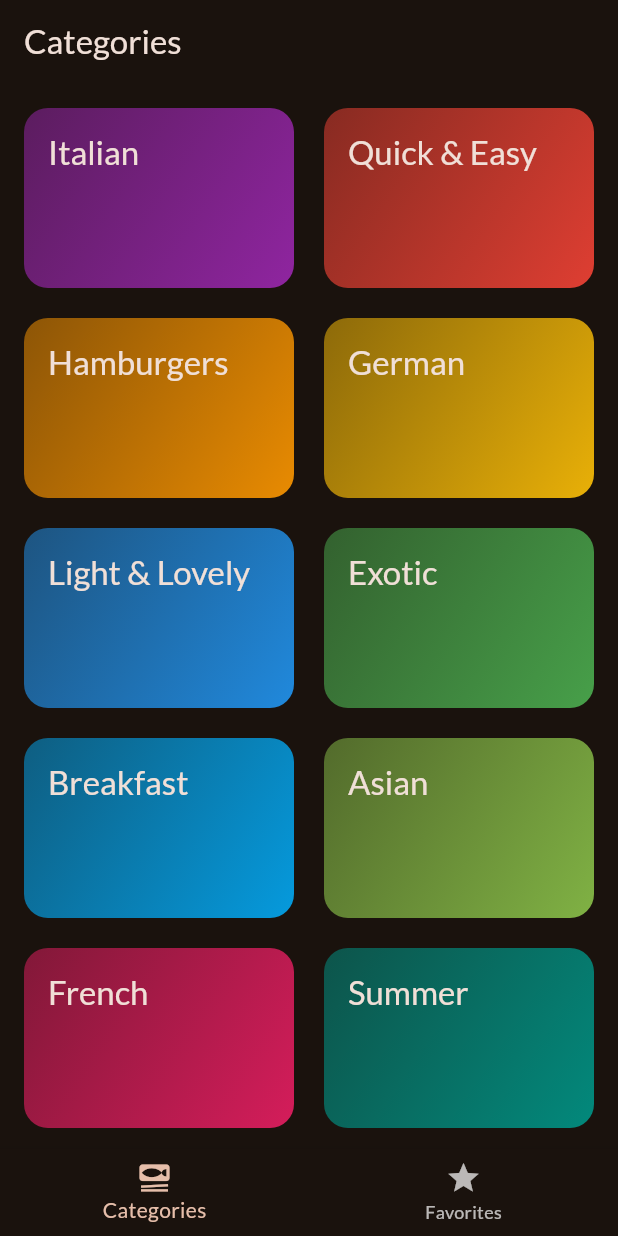
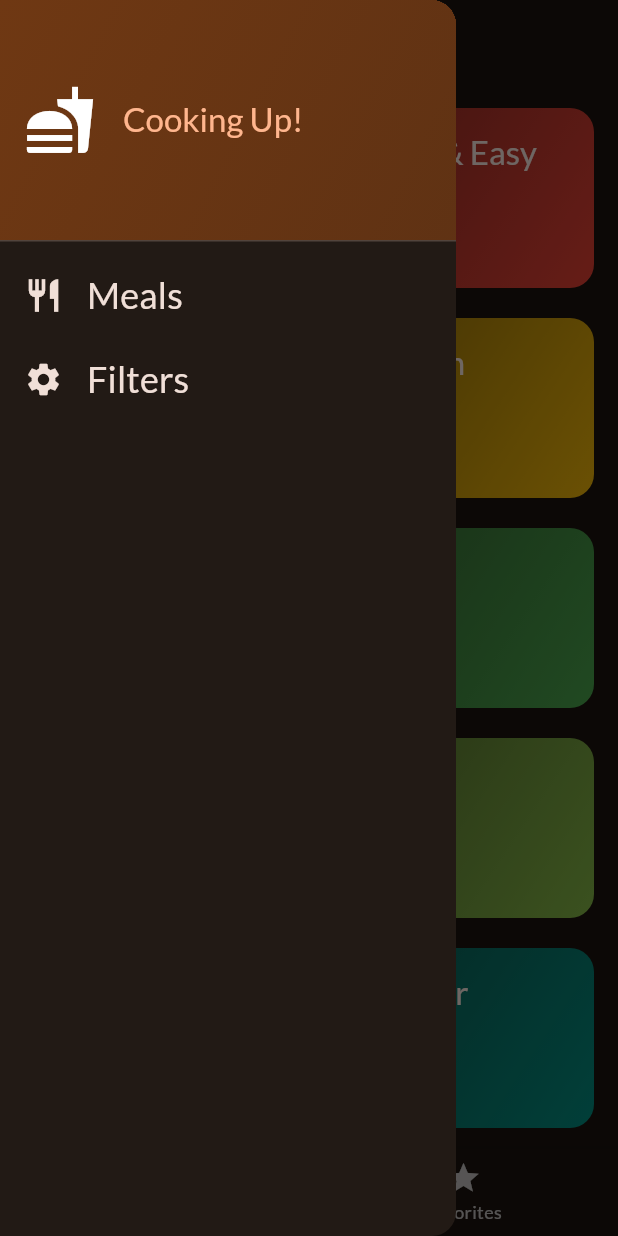
Before and after one commit to rajafawady/meals_app, a Flutter app: the screen it shows after launch, with the side drawer open (before the commit the screen has no drawer), on a phone screen of 412 x 824 dp. Run offline on Flutter 3.47's test engine with Material 3 defaults, Android fonts, the phone set to English and light mode, and no system bars; our stand-ins replace google_fonts, transparent_image.

Commit message:
added drawer

```diff
--- a/lib/screens/categories.dart
+++ b/lib/screens/categories.dart
@@ -6,12 +6,15 @@ import 'package:meals_app/screens/meals.dart';
 import 'package:meals_app/widgets/category_grid_item.dart';
 
 class CategoriesScreen extends StatelessWidget {
-  const CategoriesScreen({super.key, required this.onToggleFavoriteMeal});
-
+  const CategoriesScreen(
+      {super.key,
+      required this.onToggleFavoriteMeal,
+      required this.availableMeals});
+  final List<Meal> availableMeals;
   final void Function(Meal meal) onToggleFavoriteMeal;
 
   void _selectCategory(BuildContext context, Category category) {
-    final filteredMeals = dummyMeals
+    final filteredMeals = availableMeals
         .where((meal) => meal.categories.contains(category.id))
         .toList();
     Navigator.push(
--- a/lib/screens/tabs.dart
+++ b/lib/screens/tabs.dart
@@ -1,7 +1,17 @@
 import 'package:flutter/material.dart';
+import 'package:meals_app/data/dummy_data.dart';
 import 'package:meals_app/models/meal.dart';
 import 'package:meals_app/screens/categories.dart';
+import 'package:meals_app/screens/filters.dart';
 import 'package:meals_app/screens/meals.dart';
+import 'package:meals_app/widgets/main_drawer.dart';
+
+const kInitialFilters = {
+  Filter.glutenFree: false,
+  Filter.lactoseFree: false,
+  Filter.vegetarian: false,
+  Filter.vegan: false,
+};
 
 class TabsScreen extends StatefulWidget {
   const TabsScreen({super.key});
@@ -14,6 +24,7 @@ class TabsScreen extends StatefulWidget {
 class _TabsScreen extends State<TabsScreen> {
   int _selectedPageIndex = 0;
   final List<Meal> _favoriteMeals = [];
+  Map<Filter, bool> _selectedFilters = kInitialFilters;
 
   void _showInfoMessage(String message) {
     ScaffoldMessenger.of(context).clearSnackBars();
@@ -42,10 +53,43 @@ class _TabsScreen extends State<TabsScreen> {
     });
   }
 
+  void _selectScreen(String identifier) async {
+    Navigator.of(context).pop();
+
+    if (identifier == 'filters') {
+      final result =
+          await Navigator.of(context).push<Map<Filter, bool>>(MaterialPageRoute(
+              builder: (ctx) => FiltersScreen(
+                    currentFilters: _selectedFilters,
+                  )));
+      setState(() {
+        _selectedFilters = result ?? kInitialFilters;
+      });
+    } else {
+      Navigator.of(context).pop();
+    }
+  }
+
   @override
   Widget build(BuildContext context) {
+    final availableMeals = dummyMeals.where((meal) {
+      if (_selectedFilters[Filter.glutenFree]! && !meal.isGlutenFree) {
+        return false;
+      }
+      if (_selectedFilters[Filter.lactoseFree]! && !meal.isLactoseFree) {
+        return false;
+      }
+      if (_selectedFilters[Filter.vegetarian]! && !meal.isVegetarian) {
+        return false;
+      }
+      if (_selectedFilters[Filter.vegan]! && !meal.isVegan) {
+        return false;
+      }
+      return true;
+    }).toList();
     Widget activePage = CategoriesScreen(
       onToggleFavoriteMeal: _toggleFavoriteMeal,
+      availableMeals: availableMeals,
     );
     var activePageTitle = 'Categories';
 
@@ -58,6 +102,7 @@ class _TabsScreen extends State<TabsScreen> {
       appBar: AppBar(
         title: Text(activePageTitle),
       ),
+      drawer: MainDrawer(onSelectScreen: _selectScreen),
       body: activePage,
       bottomNavigationBar: BottomNavigationBar(
         onTap: (index) {
--- /dev/null
+++ b/lib/widgets/main_drawer.dart
@@ -0,0 +1,84 @@
+import 'package:flutter/material.dart';
+
+class MainDrawer extends StatelessWidget {
+  const MainDrawer({super.key, required this.onSelectScreen});
+
+  final void Function(String identifier) onSelectScreen;
+
+  @override
+  Widget build(BuildContext context) {
+    return Drawer(
+      child: Column(
+        children: [
+          DrawerHeader(
+            padding: const EdgeInsets.all(16),
+            decoration: BoxDecoration(
+              gradient: LinearGradient(
+                colors: [
+                  Theme.of(context).colorScheme.primaryContainer,
+                  Theme.of(context)
+                      .colorScheme
+                      .primaryContainer
+                      .withOpacity(0.8),
+                ],
+                begin: Alignment.topLeft,
+                end: Alignment.bottomRight,
+              ),
+            ),
+            child: Row(
+              children: [
+                const Icon(
+                  Icons.fastfood,
+                  size: 48,
+                ),
+                const SizedBox(
+                  width: 18,
+                ),
+                Text(
+                  'Cooking Up!',
+                  style: Theme.of(context).textTheme.titleLarge!.copyWith(
+                        color: Theme.of(context).colorScheme.primary,
+                      ),
+                ),
+              ],
+            ),
+          ),
+          ListTile(
+            leading: Icon(
+              Icons.restaurant,
+              size: 26,
+              color: Theme.of(context).colorScheme.onBackground,
+            ),
+            title: Text(
+              'Meals',
+              style: Theme.of(context).textTheme.titleSmall!.copyWith(
+                    color: Theme.of(context).colorScheme.onBackground,
+                    fontSize: 24,
+                  ),
+            ),
+            onTap: () {
+              onSelectScreen('meals');
+            },
+          ),
+          ListTile(
+            leading: Icon(
+              Icons.settings,
+              size: 26,
+              color: Theme.of(context).colorScheme.onBackground,
+            ),
+            title: Text(
+              'Filters',
+              style: Theme.of(context).textTheme.titleSmall!.copyWith(
+                    color: Theme.of(context).colorScheme.onBackground,
+                    fontSize: 24,
+                  ),
+            ),
+            onTap: () {
+              onSelectScreen('filters');
+            },
+          ),
+        ],
+      ),
+    );
+  }
+}
```
Also changed, not shown: lib/screens/filters.dart (added, +164 -0 lines).
